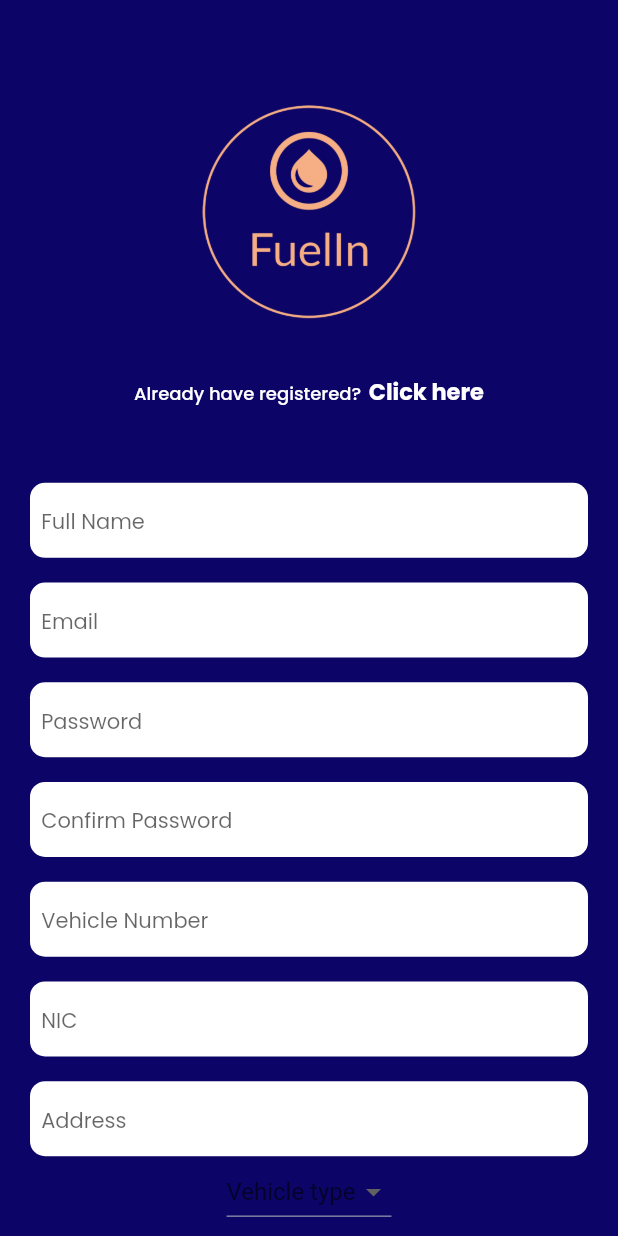
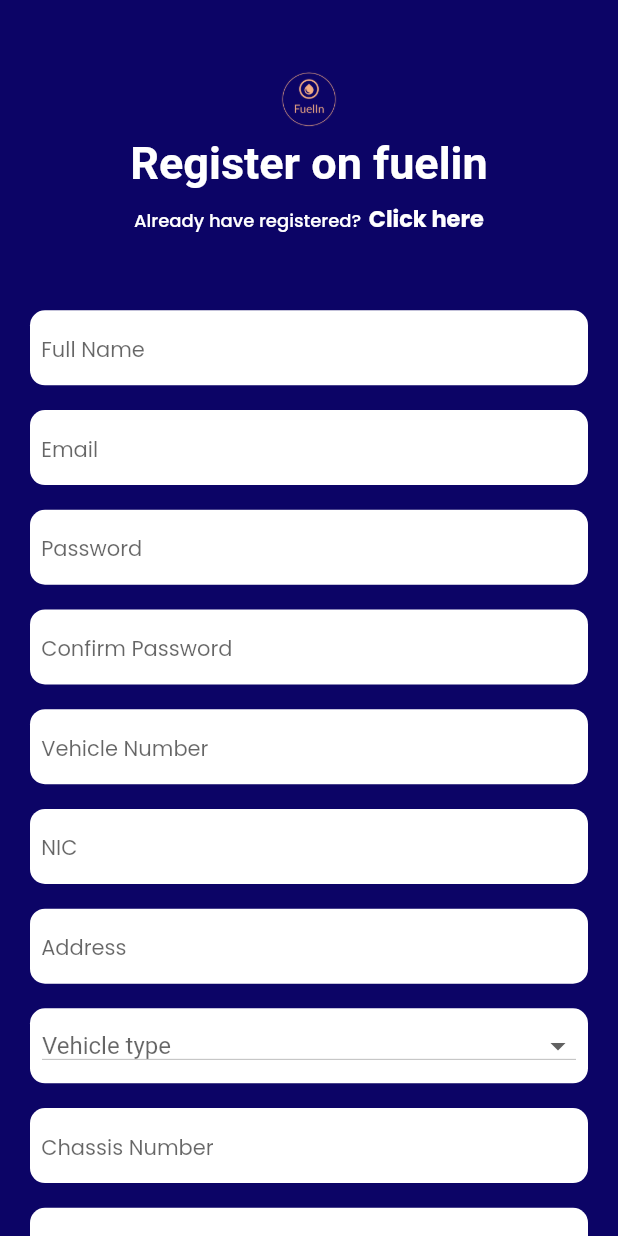
Before and after one commit to syborg2290/fuelin-android, a Flutter app: the SignupScreen screen opened directly, on a phone screen of 412 x 824 dp. Run offline on Flutter 3.47's test engine with Material 2 defaults, Android fonts, the phone set to English and light mode, and no system bars; our stand-ins replace get, google_fonts.

Commit message:
added dropdown selection fields for registration screen

```diff
--- a/lib/controllers/signup_controller.dart
+++ b/lib/controllers/signup_controller.dart
@@ -2,12 +2,17 @@
 import 'package:get/get.dart';
 
 class SignupController extends GetxController {
-   // It is mandatory initialize with one value from listType
-   final selectedType = "Bike".obs;
+  // It is mandatory initialize with one value from listType
+  final selectedType = "Bike".obs;
+  final fuelType = "Petrol".obs;
 
-   void setSelectedVehiclType(String value){
-     selectedType.value = value;
-   }
+  void setSelectedVehiclType(String value) {
+    selectedType.value = value;
+  }
+
+  void setSelectedFuelType(String value) {
+    fuelType.value = value;
+  }
 
   TextEditingController nameController = TextEditingController();
   TextEditingController emailController = TextEditingController();
@@ -16,7 +21,5 @@
   TextEditingController vehicleNumber = TextEditingController();
   TextEditingController nic = TextEditingController();
   TextEditingController address = TextEditingController();
-  TextEditingController vehicalType = TextEditingController();
   TextEditingController chassisNumber = TextEditingController();
-  TextEditingController fuelType = TextEditingController();
 }
--- a/lib/screens/signup/signup_screen.dart
+++ b/lib/screens/signup/signup_screen.dart
@@ -36,7 +36,14 @@
                 SizedBox(height: height * 0.05),
                 Image.asset(
                   AppIcons.appLogo,
-                  height: 200,
+                  height: 50,
+                ),
+                const Text(
+                  "Register on fuelin",
+                  style: TextStyle(
+                      fontSize: 30,
+                      fontWeight: FontWeight.bold,
+                      color: Colors.white),
                 ),
 
                 /// Don't Have an Account text
@@ -145,9 +152,19 @@
                   suffixIcon: null,
                 ),
 
+                SizedBox(height: height * 0.02),
                 Padding(
-                  padding: const EdgeInsets.only(left: 30, right: 30),
+                  padding: const EdgeInsets.only(right: 20, left: 20),
+                  child: Container(
+                    height: 50.0,
+                    width: width,
+                    padding: const EdgeInsets.all(8),
+                    decoration: BoxDecoration(
+                      color: AppColors.whiteColor,
+                      borderRadius: BorderRadius.circular(10.0),
+                    ),
                     child: DropdownButton<String>(
+                      isExpanded: true,
                       items: <String>[
                         'Bike',
                         '3 wheeler',
@@ -165,6 +182,47 @@
                       onChanged: (newValue) {
                         controller.setSelectedVehiclType(newValue!);
                       },
+                    ),
+                  ),
+                ),
+
+                SizedBox(height: height * 0.02),
+                CustomTextField(
+                  controller: controller.chassisNumber,
+                  obscureText: false,
+                  hintText: 'Chassis Number',
+                  keyboardType: TextInputType.text,
+                  prefixIconPath: AppIcons.idcardIcon,
+                  suffixIcon: null,
+                ),
+
+                SizedBox(height: height * 0.02),
+                Padding(
+                  padding: const EdgeInsets.only(right: 20, left: 20),
+                  child: Container(
+                    height: 50.0,
+                    width: width,
+                    padding: const EdgeInsets.all(8),
+                    decoration: BoxDecoration(
+                      color: AppColors.whiteColor,
+                      borderRadius: BorderRadius.circular(10.0),
+                    ),
+                    child: DropdownButton<String>(
+                      isExpanded: true,
+                      items: <String>[
+                        'Petrol',
+                        'Diesel',
+                      ].map((String value) {
+                        return DropdownMenuItem<String>(
+                          value: value,
+                          child: Text(value),
+                        );
+                      }).toList(),
+                      hint: const Text("Fuel type"),
+                      onChanged: (newValue) {
+                        controller.setSelectedFuelType(newValue!);
+                      },
+                    ),
                   ),
                 ),
 
```
Lines whose indentation alone changed are shown as unchanged.
